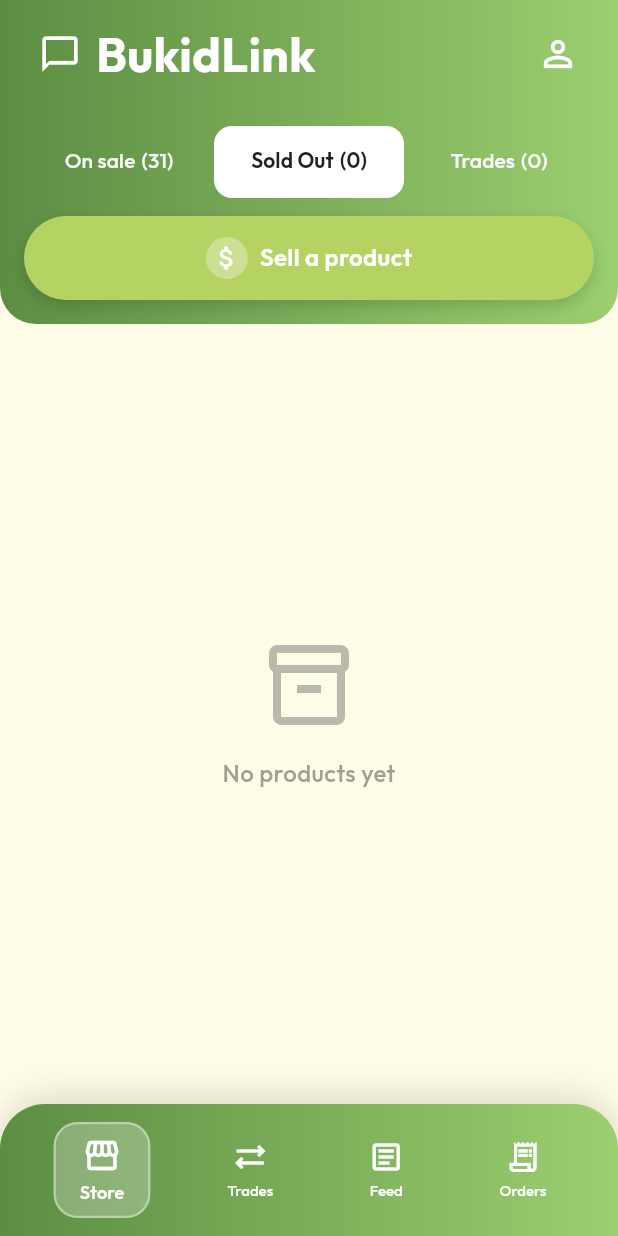
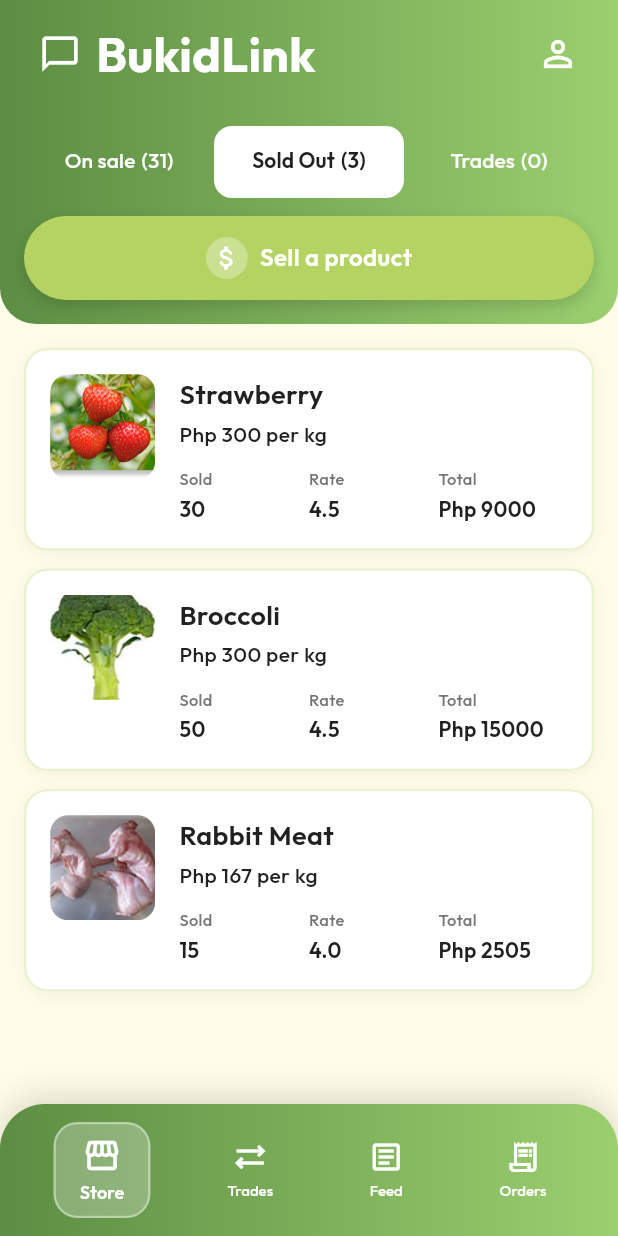
Before and after one commit to NoelSaludo/BukidLink, a Flutter app: the screen it shows after launch, tab 2 chosen, on a phone screen of 412 x 824 dp. Run offline on Flutter 3.47's test engine with Material 3 defaults, Android fonts, the phone set to English and light mode, and no system bars; our stand-ins replace email_validator, google_fonts, image_picker.

Commit message:
feat: add sold out tab and product card to farmer store

```diff
--- a/lib/Pages/farmer/FarmerStorePage.dart
+++ b/lib/Pages/farmer/FarmerStorePage.dart
@@ -5,6 +5,7 @@ import 'package:bukidlink/utils/constants/AppTextStyles.dart';
 import 'package:bukidlink/widgets/farmer/FarmerAppBar.dart';
 import 'package:bukidlink/widgets/farmer/FarmerBottomNavBar.dart';
 import 'package:bukidlink/widgets/farmer/StoreProductCard.dart';
+import 'package:bukidlink/widgets/farmer/SoldOutProductCard.dart';
 import 'package:bukidlink/data/ProductData.dart';
 import 'package:bukidlink/models/Product.dart';
 
@@ -30,16 +31,39 @@ class _FarmerStorePageState extends State<FarmerStorePage>
 
   List<Product> get _tradesProducts => []; // TODO: Implement trades feature
 
+  // ON SALE
   // Calculate sold count based on stock difference (mock calculation)
   int _getSoldCount(Product product) {
     // return a mock value based on product ID
     final mockSales = {
+      '3': 30,  // Strawberry - sold out
       '7': 15,  // Carrots
       '8': 10,  // Eggplant
-      '9': 25,  // Broccoli
+      '9': 50,  // Broccoli - sold out
       '10': 8,  // Potato
+      '23': 15, // Rabbit Meat - sold out
     };
     return mockSales[product.id] ?? 0;
+  }
+
+  // SOLD OUT
+  // Calculate total earnings for a sold out product
+  double _getTotalEarnings(Product product) {
+    final soldCount = _getSoldCount(product);
+    return product.price * soldCount;
+  }
+
+  // Get rating for sold out products (mock data)
+  double _getProductRating(Product product) {
+    final mockRatings = {
+      '3': 4.5,    // Strawberry
+      '7': 4.0,    // Carrots
+      '8': 5.0,    // Eggplant
+      '9': 4.5,    // Broccoli
+      '10': 4.5,   // Potato
+      '23': 4.0,   // Rabbit Meat
+    };
+    return mockRatings[product.id] ?? product.rating ?? 0.0;
   }
 
   @override
@@ -211,11 +235,11 @@ class _FarmerStorePageState extends State<FarmerStorePage>
               controller: _tabController,
               children: [
                 // On Sale Tab
-                _buildProductList(_onSaleProducts),
+                _buildOnSaleList(),
                 // Sold Out Tab
-                _buildProductList(_soldOutProducts),
+                _buildSoldOutList(),
                 // Trades Tab
-                _buildProductList(_tradesProducts),
+                _buildTradesList(),
               ],
             ),
           ),
@@ -227,34 +251,16 @@ class _FarmerStorePageState extends State<FarmerStorePage>
     );
   }
 
-  Widget _buildProductList(List<Product> products) {
-    if (products.isEmpty) {
-      return Center(
-        child: Column(
-          mainAxisAlignment: MainAxisAlignment.center,
-          children: [
-            Icon(
-              Icons.inventory_2_outlined,
-              size: 64,
-              color: AppColors.TEXT_SECONDARY.withOpacity(0.5),
-            ),
-            const SizedBox(height: 16),
-            Text(
-              'No products yet',
-              style: AppTextStyles.FARMER_EMPTY_STATE.copyWith(
-                color: AppColors.TEXT_SECONDARY.withOpacity(0.7),
-              ),
-            ),
-          ],
-        ),
-      );
+  Widget _buildOnSaleList() {
+    if (_onSaleProducts.isEmpty) {
+      return _buildEmptyState('No products on sale');
     }
 
     return ListView.builder(
       padding: const EdgeInsets.all(16),
-      itemCount: products.length,
+      itemCount: _onSaleProducts.length,
       itemBuilder: (context, index) {
-        final product = products[index];
+        final product = _onSaleProducts[index];
         final soldCount = _getSoldCount(product);
 
         return StoreProductCard(
@@ -266,4 +272,72 @@ class _FarmerStorePageState extends State<FarmerStorePage>
       },
     );
   }
+
+  Widget _buildSoldOutList() {
+    if (_soldOutProducts.isEmpty) {
+      return _buildEmptyState('No sold out products');
+    }
+
+    return ListView.builder(
+      padding: const EdgeInsets.all(16),
+      itemCount: _soldOutProducts.length,
+      itemBuilder: (context, index) {
+        final product = _soldOutProducts[index];
+        final soldCount = _getSoldCount(product);
+        final rating = _getProductRating(product);
+        final totalEarnings = _getTotalEarnings(product);
+
+        return SoldOutProductCard(
+          product: product,
+          soldCount: soldCount,
+          rating: rating,
+          totalEarnings: totalEarnings,
+        );
+      },
+    );
+  }
+
+  Widget _buildTradesList() {
+    if (_tradesProducts.isEmpty) {
+      return _buildEmptyState('No trades yet');
+    }
+
+    return ListView.builder(
+      padding: const EdgeInsets.all(16),
+      itemCount: _tradesProducts.length,
+      itemBuilder: (context, index) {
+        final product = _tradesProducts[index];
+        final soldCount = _getSoldCount(product);
+
+        return StoreProductCard(
+          product: product,
+          stockSold: soldCount,
+          onEdit: () => _handleEditProduct(product),
+          onRemove: () => _handleRemoveProduct(product),
+        );
+      },
+    );
+  }
+
+  Widget _buildEmptyState(String message) {
+    return Center(
+      child: Column(
+        mainAxisAlignment: MainAxisAlignment.center,
+        children: [
+          Icon(
+            Icons.inventory_2_outlined,
+            size: 64,
+            color: AppColors.TEXT_SECONDARY.withOpacity(0.5),
+          ),
+          const SizedBox(height: 16),
+          Text(
+            message,
+            style: AppTextStyles.FARMER_EMPTY_STATE.copyWith(
+              color: AppColors.TEXT_SECONDARY.withOpacity(0.7),
+            ),
+          ),
+        ],
+      ),
+    );
+  }
 }
--- /dev/null
+++ b/lib/Widgets/farmer/SoldOutProductCard.dart
@@ -0,0 +1,169 @@
+import 'package:flutter/material.dart';
+import 'package:bukidlink/utils/constants/AppColors.dart';
+import 'package:bukidlink/utils/constants/AppTextStyles.dart';
+import 'package:bukidlink/models/Product.dart';
+
+class SoldOutProductCard extends StatelessWidget {
+  final Product product;
+  final int soldCount;
+  final double rating;
+  final double totalEarnings;
+
+  const SoldOutProductCard({
+    super.key,
+    required this.product,
+    required this.soldCount,
+    required this.rating,
+    required this.totalEarnings,
+  });
+
+  @override
+  Widget build(BuildContext context) {
+    return Container(
+      margin: const EdgeInsets.only(bottom: 12),
+      decoration: BoxDecoration(
+        color: Colors.white,
+        borderRadius: BorderRadius.circular(16),
+        border: Border.all(
+          color: AppColors.ACCENT_LIME.withOpacity(0.3),
+          width: 1.5,
+        ),
+        boxShadow: [
+          BoxShadow(
+            color: Colors.black.withOpacity(0.05),
+            blurRadius: 8,
+            offset: const Offset(0, 2),
+          ),
+        ],
+      ),
+      child: Padding(
+        padding: const EdgeInsets.all(16.0),
+        child: Row(
+          crossAxisAlignment: CrossAxisAlignment.start,
+          children: [
+            // Product Image
+            ClipRRect(
+              borderRadius: BorderRadius.circular(12),
+              child: Image.asset(
+                product.imagePath,
+                width: 70,
+                height: 70,
+                fit: BoxFit.cover,
+                errorBuilder: (context, error, stackTrace) {
+                  return Container(
+                    width: 70,
+                    height: 70,
+                    decoration: BoxDecoration(
+                      color: AppColors.ACCENT_LIME.withOpacity(0.2),
+                      borderRadius: BorderRadius.circular(12),
+                    ),
+                    child: Icon(
+                      Icons.image_not_supported,
+                      color: AppColors.ACCENT_LIME,
+                      size: 32,
+                    ),
+                  );
+                },
+              ),
+            ),
+            const SizedBox(width: 16),
+            // Product Details
+            Expanded(
+              child: Column(
+                crossAxisAlignment: CrossAxisAlignment.start,
+                children: [
+                  // Product Name
+                  Text(
+                    product.name,
+                    style: AppTextStyles.STORE_PRODUCT_NAME,
+                  ),
+                  const SizedBox(height: 4),
+                  // Price per unit
+                  Text(
+                    'Php ${product.price.toStringAsFixed(0)} per ${product.unit ?? 'kilo'}',
+                    style: AppTextStyles.STORE_PRODUCT_PRICE,
+                  ),
+                  const SizedBox(height: 12),
+                  // Stats Row
+                  Row(
+                    children: [
+                      // Sold Count
+                      Expanded(
+                        child: Column(
+                          crossAxisAlignment: CrossAxisAlignment.start,
+                          children: [
+                            Text(
+                              'Sold',
+                              style: AppTextStyles.STORE_PRODUCT_INFO_LABEL.copyWith(
+                                fontSize: 11,
+                                color: AppColors.TEXT_SECONDARY,
+                              ),
+                            ),
+                            const SizedBox(height: 2),
+                            Text(
+                              soldCount.toString(),
+                              style: AppTextStyles.STORE_PRODUCT_NAME.copyWith(
+                                fontSize: 14,
+                                fontWeight: FontWeight.w600,
+                              ),
+                            ),
+                          ],
+                        ),
+                      ),
+                      // Rating
+                      Expanded(
+                        child: Column(
+                          crossAxisAlignment: CrossAxisAlignment.start,
+                          children: [
+                            Text(
+                              'Rate',
+                              style: AppTextStyles.STORE_PRODUCT_INFO_LABEL.copyWith(
+                                fontSize: 11,
+                                color: AppColors.TEXT_SECONDARY,
+                              ),
+                            ),
+                            const SizedBox(height: 2),
+                            Text(
+                              rating.toStringAsFixed(1),
+                              style: AppTextStyles.STORE_PRODUCT_NAME.copyWith(
+                                fontSize: 14,
+                                fontWeight: FontWeight.w600,
+                              ),
+                            ),
+                          ],
+                        ),
+                      ),
+                      // Total Earnings
+                      Expanded(
+                        child: Column(
+                          crossAxisAlignment: CrossAxisAlignment.start,
+                          children: [
+                            Text(
+                              'Total',
+                              style: AppTextStyles.STORE_PRODUCT_INFO_LABEL.copyWith(
+                                fontSize: 11,
+                                color: AppColors.TEXT_SECONDARY,
+                              ),
+                            ),
+                            const SizedBox(height: 2),
+                            Text(
+                              'Php ${totalEarnings.toStringAsFixed(0)}',
+                              style: AppTextStyles.STORE_PRODUCT_NAME.copyWith(
+                                fontSize: 14,
+                                fontWeight: FontWeight.w600,
+                              ),
+                            ),
+                          ],
+                        ),
+                      ),
+                    ],
+                  ),
+                ],
+              ),
+            ),
+          ],
+        ),
+      ),
+    );
+  }
+}
--- a/lib/data/ProductData.dart
+++ b/lib/data/ProductData.dart
@@ -45,8 +45,8 @@ class ProductData {
       rating: 4.7,
       unit: 'kg',
       reviewCount: 18,
-      availability: 'Limited',
-      stockCount: 25,
+      availability: 'Out of Stock',
+      stockCount: 0,
     ),
     Product(
       id: '4',
@@ -134,8 +134,8 @@ class ProductData {
       rating: 4.6,
       unit: 'kg',
       reviewCount: 15,
-      availability: 'Limited',
-      stockCount: 30,
+      availability: 'Out of Stock',
+      stockCount: 0,
     ),
     Product(
       id: '10',
@@ -348,8 +348,8 @@ class ProductData {
       rating: 4.3,
       unit: 'kg',
       reviewCount: 14,
-      availability: 'Limited',
-      stockCount: 18,
+      availability: 'Out of Stock',
+      stockCount: 0,
     ),
     Product(
       id: '24',
```
Also changed, not shown: 1 other file.
